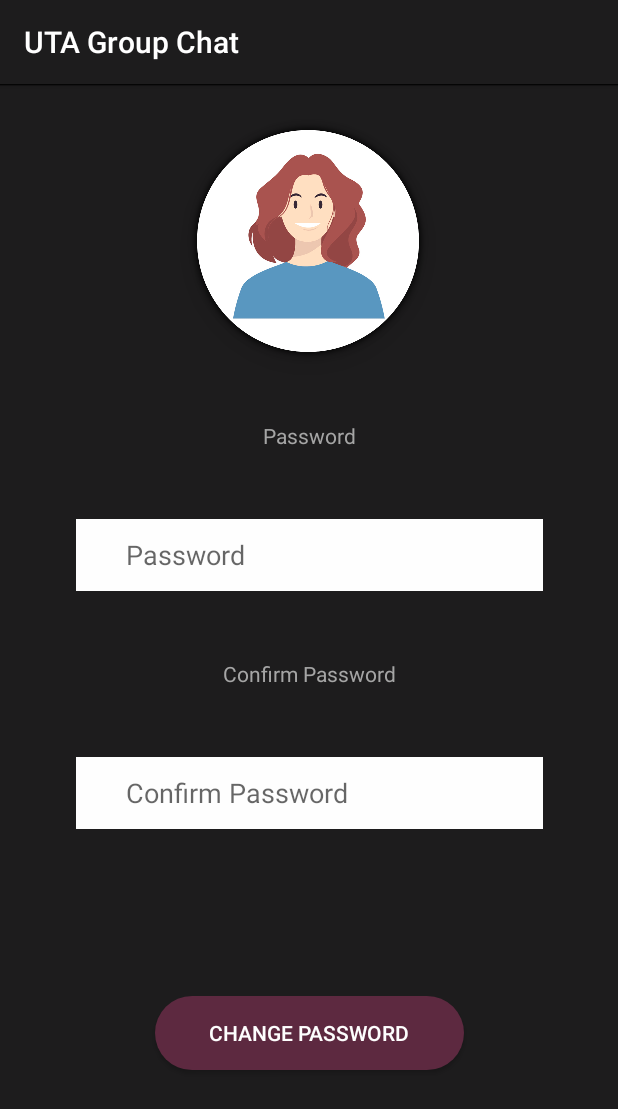
After one commit to KaushalIngle/GroupChatApp, an Android app: the ChangePassword screen opened directly, with no data from a screen before it, on a phone screen of 412 x 824 dp. The commit adds this screen. Shown: the top 1109 px of the screen. Run offline under Robolectric (Android 15) with nearby library versions, the phone set to English and light mode, and no system bars.

Commit message:
Minor Fixes

```diff
--- /dev/null
+++ b/app/src/main/java/com/example/groupchatapp/ChangePassword.java
@@ -0,0 +1,31 @@
+package com.example.groupchatapp;
+
+import androidx.appcompat.app.AppCompatActivity;
+
+import android.os.Bundle;
+import android.util.Log;
+import android.view.View;
+import android.widget.Button;
+
+import com.google.android.material.snackbar.Snackbar;
+
+public class ChangePassword extends AppCompatActivity {
+
+    @Override
+    protected void onCreate(Bundle savedInstanceState) {
+        super.onCreate(savedInstanceState);
+        setContentView(R.layout.activity_change_password);
+
+
+
+
+        Button UpdateButton = findViewById(R.id.reset_button);
+        UpdateButton.setOnClickListener(new View.OnClickListener() {
+            public void onClick(View v) {
+                Log.d("BUTTONS", "User tapped the Update button on the User Activity");
+                Snackbar snack = Snackbar.make(findViewById(R.id.main),"Password Changed",Snackbar.LENGTH_SHORT);
+                snack.show();
+            }
+        });
+    }
+}
--- a/app/src/main/java/com/example/groupchatapp/ChatAdapter.java
+++ b/app/src/main/java/com/example/groupchatapp/ChatAdapter.java
@@ -92,7 +92,7 @@ public class ChatAdapter extends RecyclerView.Adapter<ChatAdapter.ViewHolder> {
                     holder.selffirstName.setText(chat.getString("name"));
 
                 }
-                String imageUri = "https://ef0c-12-184-115-59.ngrok-free.app/download/"+chat.getString("message");
+                String imageUri = "https://1cec-12-184-115-59.ngrok-free.app/download/"+chat.getString("message");
 
                 Picasso.with(holder.itemView.getContext()).load(imageUri).into(holder.imageview1);
             }else{
--- a/app/src/main/java/com/example/groupchatapp/Home.java
+++ b/app/src/main/java/com/example/groupchatapp/Home.java
@@ -145,7 +145,7 @@ public class Home extends AppCompatActivity {
                         } catch (JSONException e) {
                             e.printStackTrace();
                         }
-                        AndroidNetworking.post("https://ef0c-12-184-115-59.ngrok-free.app/createChat")
+                        AndroidNetworking.post("https://1cec-12-184-115-59.ngrok-free.app/createChat")
                                 .addJSONObjectBody(reqObject)
                                 .setTag("test")
                                 .addHeaders("Authorization", JWT)
@@ -208,7 +208,7 @@ public class Home extends AppCompatActivity {
     }
     private void getHome()  {
 
-        AndroidNetworking.get("https://ef0c-12-184-115-59.ngrok-free.app/allChats")
+        AndroidNetworking.get("https://1cec-12-184-115-59.ngrok-free.app/allChats")
                  .addHeaders("Authorization", JWT)
                  .setTag("test")
                  .setPriority(Priority.LOW)
--- a/app/src/main/java/com/example/groupchatapp/MainActivity.java
+++ b/app/src/main/java/com/example/groupchatapp/MainActivity.java
@@ -95,7 +95,7 @@ public class MainActivity extends AppCompatActivity {
         } catch (JSONException e) {
             e.printStackTrace();
         }
-        AndroidNetworking.post("https://ef0c-12-184-115-59.ngrok-free.app/login")
+        AndroidNetworking.post("https://1cec-12-184-115-59.ngrok-free.app/login")
                 .addJSONObjectBody(reqObject)
                 .setTag("test")
                 .setPriority(Priority.MEDIUM)
--- a/app/src/main/java/com/example/groupchatapp/Register.java
+++ b/app/src/main/java/com/example/groupchatapp/Register.java
@@ -80,7 +80,7 @@ public class Register extends AppCompatActivity {
         } catch (JSONException e) {
             e.printStackTrace();
         }
-        AndroidNetworking.post("https://ef0c-12-184-115-59.ngrok-free.app/register")
+        AndroidNetworking.post("https://1cec-12-184-115-59.ngrok-free.app/register")
                 .addJSONObjectBody(reqObject)
                 .setTag("test")
                 .setPriority(Priority.MEDIUM)
--- /dev/null
+++ b/app/src/main/res/layout/activity_change_password.xml
@@ -0,0 +1,119 @@
+<?xml version="1.0" encoding="utf-8"?>
+<androidx.constraintlayout.widget.ConstraintLayout xmlns:android="http://schemas.android.com/apk/res/android"
+    xmlns:app="http://schemas.android.com/apk/res-auto"
+    xmlns:tools="http://schemas.android.com/tools"
+    android:layout_width="match_parent"
+    android:layout_height="match_parent"
+
+    android:background="@color/Outer_Space"
+    android:id="@+id/main"
+    tools:context=".ChangePassword">
+
+    <ImageView
+        android:id="@+id/imageView"
+        android:layout_width="148dp"
+        android:layout_height="148dp"
+        android:background="@drawable/shade"
+        android:contentDescription="TODO"
+        android:elevation="12dp"
+        app:layout_constraintBottom_toBottomOf="parent"
+        app:layout_constraintEnd_toEndOf="parent"
+        app:layout_constraintHorizontal_bias="0.498"
+        app:layout_constraintStart_toStartOf="parent"
+        app:layout_constraintTop_toTopOf="parent"
+        app:layout_constraintVertical_bias="0.049"
+        app:srcCompat="@drawable/persona" />
+
+
+    <Button
+        android:id="@+id/reset_button"
+        android:layout_width="206dp"
+        android:layout_height="49dp"
+        android:background="@drawable/voilet_button"
+        android:elevation="10dp"
+        android:text="Change Password"
+        android:textColor="@color/Snow"
+        app:layout_constraintBottom_toBottomOf="parent"
+        app:layout_constraintEnd_toEndOf="parent"
+        app:layout_constraintHorizontal_bias="0.5"
+        app:layout_constraintStart_toStartOf="parent"
+        app:layout_constraintTop_toBottomOf="@+id/LastName"
+        app:layout_constraintVertical_bias="0.5" />
+
+
+    <EditText
+        android:id="@+id/FirstName"
+        android:layout_width="311dp"
+        android:layout_height="48dp"
+        android:background="@color/Snow"
+
+        android:ems="10"
+        android:hint="Password"
+        android:inputType="textPersonName"
+        android:paddingHorizontal="50px"
+        android:text=""
+        android:textColor="@color/black"
+
+
+        app:layout_constraintBottom_toTopOf="@+id/LastName"
+        app:layout_constraintEnd_toEndOf="parent"
+        app:layout_constraintHorizontal_bias="0.5"
+        app:layout_constraintStart_toStartOf="parent"
+        app:layout_constraintTop_toBottomOf="@+id/imageView"
+        app:layout_constraintVertical_bias="0.5" />
+
+
+
+    <EditText
+        android:id="@+id/LastName"
+        android:layout_width="311dp"
+        android:layout_height="48dp"
+        android:background="@color/Snow"
+
+        android:ems="10"
+        android:hint="Confirm Password"
+        android:inputType="textPersonName"
+        android:paddingHorizontal="50px"
+        android:text=""
+        android:textColor="@color/black"
+
+
+        app:layout_constraintBottom_toTopOf="@+id/reset_button"
+        app:layout_constraintEnd_toEndOf="parent"
+        app:layout_constraintHorizontal_bias="0.5"
+        app:layout_constraintStart_toStartOf="parent"
+        app:layout_constraintTop_toBottomOf="@+id/FirstName"
+        app:layout_constraintVertical_bias="0.5" />
+
+    <TextView
+        android:id="@+id/textView2"
+        android:layout_width="wrap_content"
+        android:layout_height="wrap_content"
+        android:text="Password"
+        android:paddingVertical="2dp"
+        android:textColor="@color/Silver"
+        app:layout_constraintBottom_toTopOf="@+id/FirstName"
+        app:layout_constraintEnd_toEndOf="parent"
+        app:layout_constraintHorizontal_bias="0.5"
+        app:layout_constraintStart_toStartOf="parent"
+        app:layout_constraintTop_toBottomOf="@+id/imageView"
+        app:layout_constraintVertical_bias="0.5" />
+
+    <TextView
+        android:id="@+id/textView3"
+        android:layout_width="wrap_content"
+        android:layout_height="wrap_content"
+        android:text="Confirm Password"
+        android:paddingVertical="2dp"
+        android:textColor="@color/Silver"
+        app:layout_constraintBottom_toTopOf="@+id/LastName"
+        app:layout_constraintEnd_toEndOf="parent"
+        app:layout_constraintHorizontal_bias="0.5"
+        app:layout_constraintStart_toStartOf="parent"
+        app:layout_constraintTop_toBottomOf="@+id/FirstName"
+        app:layout_constraintVertical_bias="0.5" />
+
+
+
+
+</androidx.constraintlayout.widget.ConstraintLayout>
```
Also changed, not shown: app/src/main/AndroidManifest.xml (+9 -5 lines), app/src/main/java/com/example/groupchatapp/Chat.java (+4 -4 lines), app/src/main/java/com/example/groupchatapp/Group.java (+4 -4 lines), app/src/main/java/com/example/groupchatapp/User.java (+14 -2 lines).
